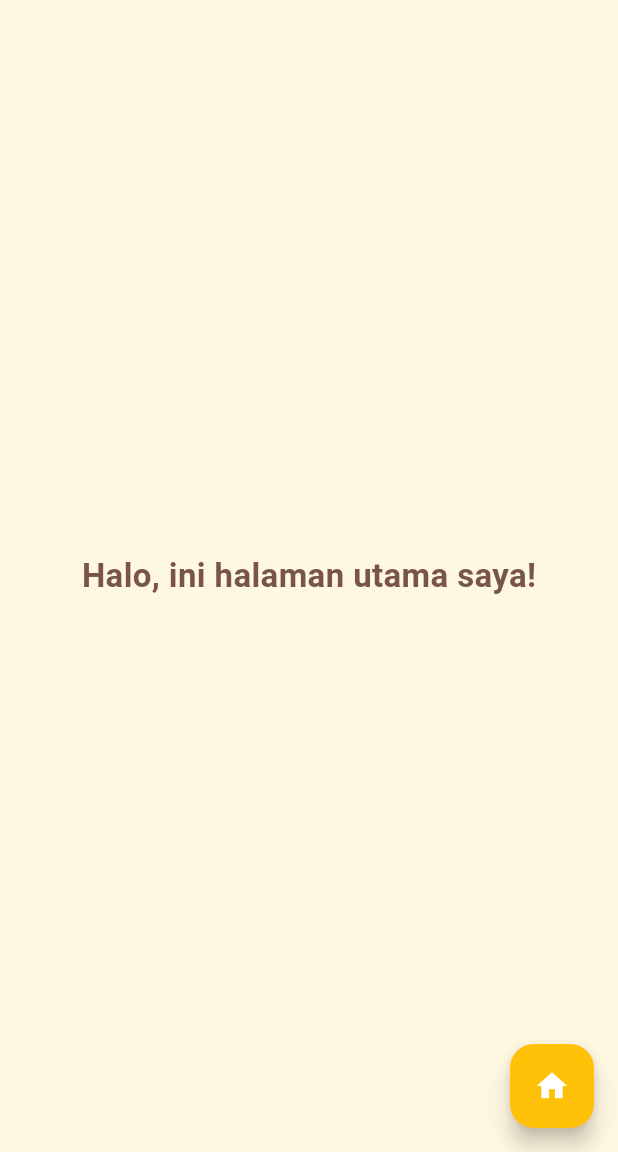
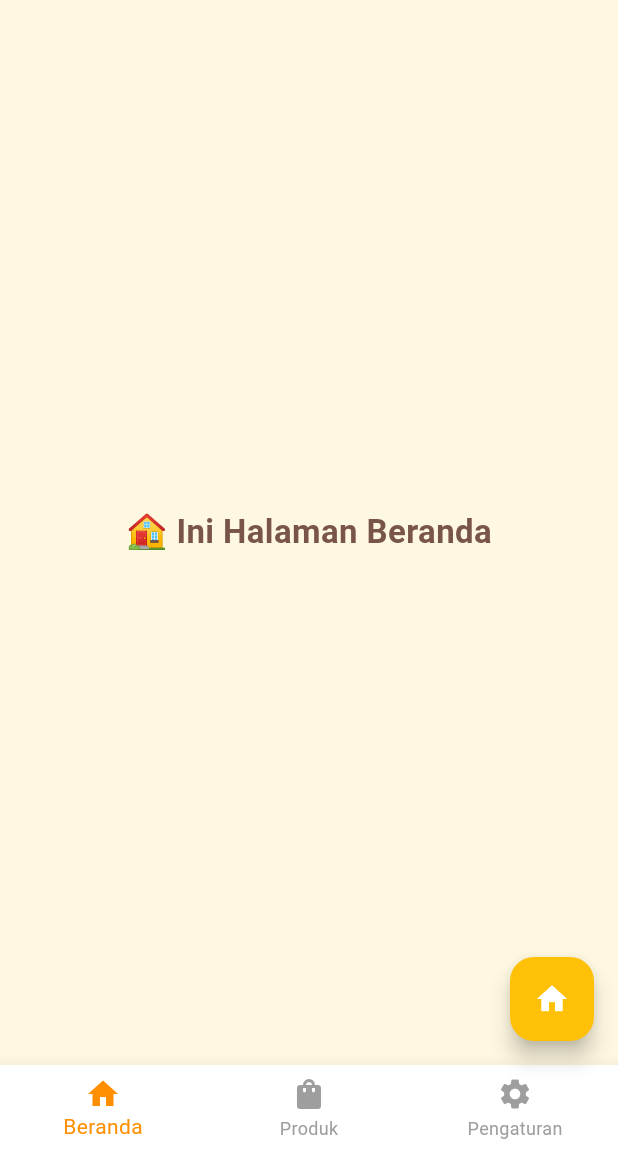
Before and after one commit to zaqimaulana/-Tugas_week4_1123150148, a Flutter app: the screen it shows after launch, on a phone screen of 412 x 824 dp, the part 84-1236 px from its top. Run offline on Flutter 3.47's test engine with Material 3 defaults, Android fonts, the phone set to English and light mode, and no system bars.

Commit message:
final commit

```diff
--- a/lib/main.dart
+++ b/lib/main.dart
@@ -44,6 +44,36 @@ class MyHomePage extends StatefulWidget {
 }
 
 class _MyHomePageState extends State<MyHomePage> {
+  int _selectedIndex = 0;
+
+  // 🔹 Daftar halaman (konten berbeda tiap tab)
+  final List<Widget> _pages = const [
+    Center(
+      child: Text(
+        '🏠 Ini Halaman Beranda',
+        style: TextStyle(fontSize: 22, fontWeight: FontWeight.bold, color: Colors.brown),
+      ),
+    ),
+    Center(
+      child: Text(
+        '🛍️ Ini Halaman Produk qii.Shop',
+        style: TextStyle(fontSize: 22, fontWeight: FontWeight.bold, color: Colors.brown),
+      ),
+    ),
+    Center(
+      child: Text(
+        '⚙️ Ini Halaman Pengaturan',
+        style: TextStyle(fontSize: 22, fontWeight: FontWeight.bold, color: Colors.brown),
+      ),
+    ),
+  ];
+
+  void _onItemTapped(int index) {
+    setState(() {
+      _selectedIndex = index;
+    });
+  }
+
   @override
   Widget build(BuildContext context) {
     return Scaffold(
@@ -67,7 +97,6 @@ class _MyHomePageState extends State<MyHomePage> {
         ],
       ),
 
-      // 🧭 Drawer ditambahkan di sini:
       drawer: Drawer(
         child: ListView(
           padding: EdgeInsets.zero,
@@ -76,9 +105,9 @@ class _MyHomePageState extends State<MyHomePage> {
               accountName: Text('Zaqi Maulana'),
               accountEmail: Text('qii@mu.shop'),
               currentAccountPicture: CircleAvatar(
-               backgroundImage: NetworkImage(
-                'https://prod.static9.net.au/fs/1f5a7072-3ee7-4235-b607-a12284d5dd87',
-               ),
+                backgroundImage: NetworkImage(
+                  'https://prod.static9.net.au/fs/1f5a7072-3ee7-4235-b607-a12284d5dd87',
+                ),
               ),
               decoration: BoxDecoration(
                 color: Color(0xFFFFC107),
@@ -88,8 +117,10 @@ class _MyHomePageState extends State<MyHomePage> {
               leading: const Icon(Icons.home),
               title: const Text('Beranda'),
               onTap: () {
-                Navigator.pop(context); // menutup drawer
-                print('Menu Beranda dipilih');
+                Navigator.pop(context);
+                setState(() {
+                  _selectedIndex = 0;
+                });
               },
             ),
             ListTile(
@@ -97,7 +128,9 @@ class _MyHomePageState extends State<MyHomePage> {
               title: const Text('Produk'),
               onTap: () {
                 Navigator.pop(context);
-                print('Menu Produk dipilih');
+                setState(() {
+                  _selectedIndex = 1;
+                });
               },
             ),
             ListTile(
@@ -105,7 +138,9 @@ class _MyHomePageState extends State<MyHomePage> {
               title: const Text('Pengaturan'),
               onTap: () {
                 Navigator.pop(context);
-                print('Menu Pengaturan dipilih');
+                setState(() {
+                  _selectedIndex = 2;
+                });
               },
             ),
             const Divider(),
@@ -121,20 +156,38 @@ class _MyHomePageState extends State<MyHomePage> {
         ),
       ),
 
-      body: const Center(
-        child: Text(
-          'Halo, ini halaman utama saya!',
-          style: TextStyle(
-            fontSize: 22,
-            color: Colors.brown,
-            fontWeight: FontWeight.w600,
+      // 🧭 Konten utama berubah sesuai tab
+      body: _pages[_selectedIndex],
+
+      // 🔹 Bottom Navigation Bar
+      bottomNavigationBar: BottomNavigationBar(
+        currentIndex: _selectedIndex,
+        onTap: _onItemTapped,
+        backgroundColor: Colors.white,
+        selectedItemColor: Colors.amber[800],
+        unselectedItemColor: Colors.grey,
+        items: const [
+          BottomNavigationBarItem(
+            icon: Icon(Icons.home),
+            label: 'Beranda',
           ),
-        ),
+          BottomNavigationBarItem(
+            icon: Icon(Icons.shopping_bag),
+            label: 'Produk',
+          ),
+          BottomNavigationBarItem(
+            icon: Icon(Icons.settings),
+            label: 'Pengaturan',
+          ),
+        ],
       ),
 
       floatingActionButton: FloatingActionButton(
         onPressed: () {
           print('Floating Action Button ditekan');
+          setState(() {
+            _selectedIndex = 0; // kembali ke tab Beranda
+          });
         },
         backgroundColor: Colors.amber,
         tooltip: 'Kembali ke Home',
```
